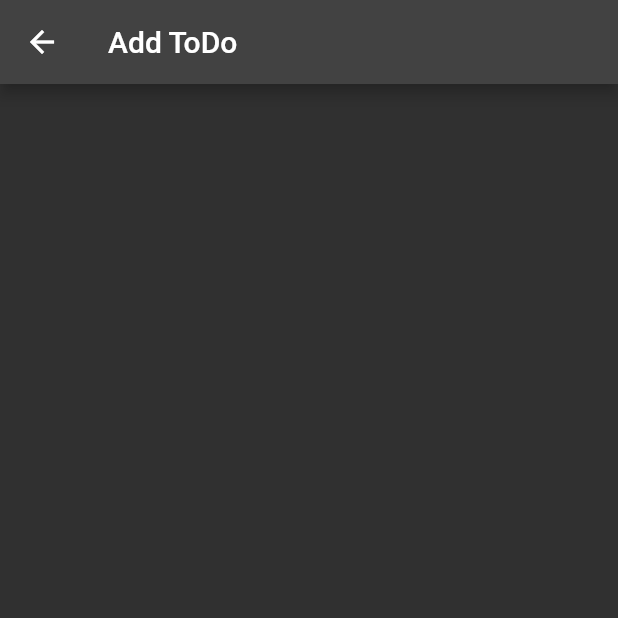
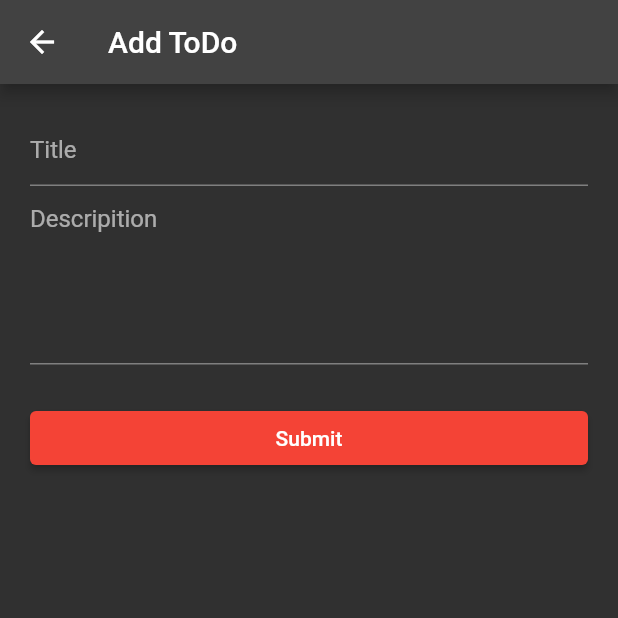
Before and after one commit to Prasiddha777/CRUD_UsingAPI_Flutter, a Flutter app: the screen it shows after launch, after a tap on "Add Todo", on a phone screen of 412 x 824 dp, the top half of it. Run offline on Flutter 3.47's test engine with Material 2 defaults, Android fonts, the phone set to English and light mode, and no system bars.

Commit message:
first:design

```diff
--- a/lib/add_todo.dart
+++ b/lib/add_todo.dart
@@ -14,6 +14,34 @@ class _AddToDoPageState extends State<AddToDoPage> {
       appBar: AppBar(
         title: const Text('Add ToDo'),
       ),
+      body: ListView(
+        padding: const EdgeInsets.all(20),
+        children: [
+          const TextField(
+            decoration: InputDecoration(
+              hintText: 'Title',
+            ),
+          ),
+          const TextField(
+            decoration: InputDecoration(
+              hintText: 'Descripition',
+            ),
+            keyboardType: TextInputType.multiline,
+            maxLines: 7,
+            minLines: 5,
+          ),
+          const SizedBox(
+            height: 25,
+          ),
+          ElevatedButton(
+            onPressed: () {},
+            style: ElevatedButton.styleFrom(
+              backgroundColor: Colors.red,
+            ),
+            child: const Text('Submit'),
+          ),
+        ],
+      ),
     );
   }
 }
--- a/lib/home.dart
+++ b/lib/home.dart
@@ -17,6 +17,7 @@ class _HomePageState extends State<HomePage> {
         centerTitle: true,
       ),
       floatingActionButton: FloatingActionButton.extended(
+        backgroundColor: Colors.red,
         onPressed: () {
           navigateToAddPage();
         },
```
